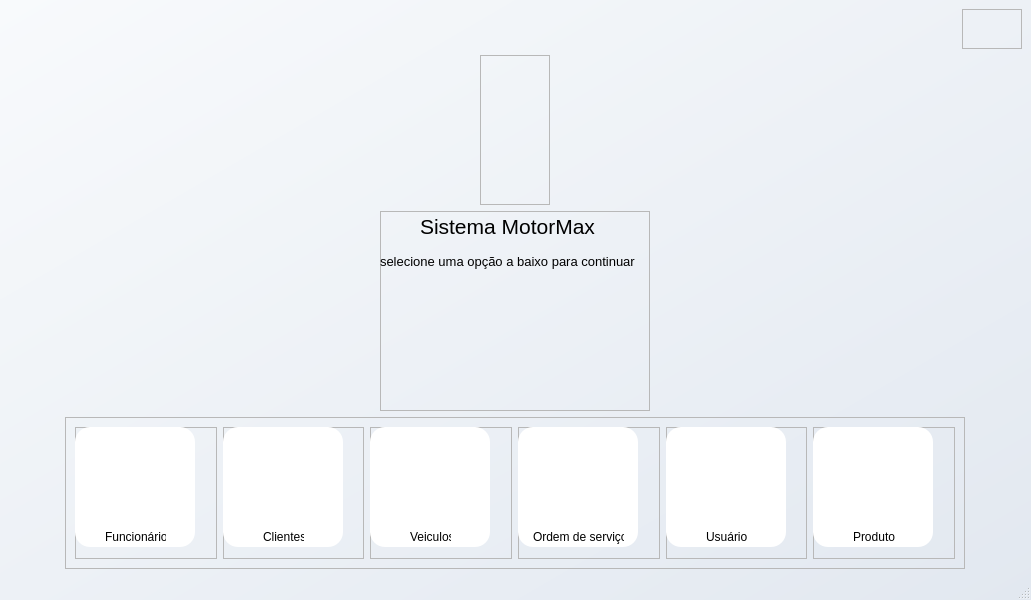
The window that Telas/tela_principal.ui (victorh241/motor-max) describes before a commit, drawn with Qt 5.
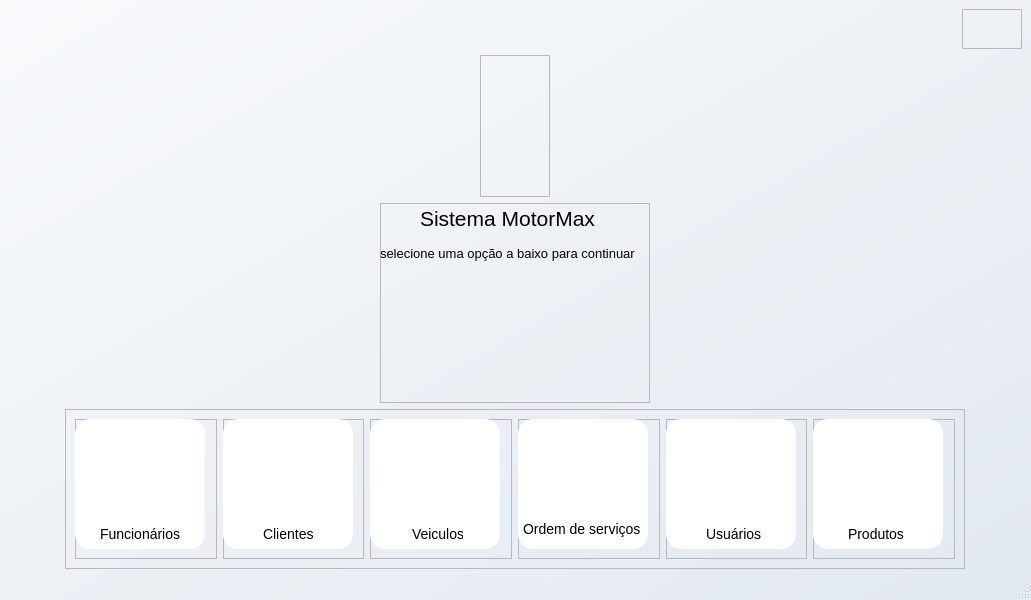
The same window after the commit. Icons and pictures are not drawn.

What changed in the file:
```diff
--- a/Telas/tela_principal.ui
+++ b/Telas/tela_principal.ui
@@ -178,7 +178,7 @@
       <property name="minimumSize">
        <size>
         <width>900</width>
-        <height>100</height>
+        <height>140</height>
        </size>
       </property>
       <property name="maximumSize">
@@ -207,8 +207,8 @@
            <rect>
             <x>0</x>
             <y>0</y>
-            <width>120</width>
-            <height>120</height>
+            <width>130</width>
+            <height>130</height>
            </rect>
           </property>
           <property name="cursor">
@@ -237,20 +237,25 @@
           </property>
           <property name="iconSize">
            <size>
-            <width>50</width>
-            <height>50</height>
+            <width>70</width>
+            <height>70</height>
            </size>
           </property>
          </widget>
          <widget class="QLabel" name="label_14">
           <property name="geometry">
            <rect>
-            <x>30</x>
-            <y>100</y>
-            <width>61</width>
+            <x>25</x>
+            <y>105</y>
+            <width>81</width>
             <height>20</height>
            </rect>
           </property>
+          <property name="styleSheet">
+           <string notr="true">QLabel{
+font-size: 14px;
+}</string>
+          </property>
           <property name="text">
            <string>Funcionários</string>
           </property>
@@ -273,8 +278,8 @@
            <rect>
             <x>0</x>
             <y>0</y>
-            <width>120</width>
-            <height>120</height>
+            <width>130</width>
+            <height>130</height>
            </rect>
           </property>
           <property name="cursor">
@@ -310,8 +315,8 @@
           </property>
           <property name="iconSize">
            <size>
-            <width>50</width>
-            <height>50</height>
+            <width>70</width>
+            <height>70</height>
            </size>
           </property>
          </widget>
@@ -319,11 +324,16 @@
           <property name="geometry">
            <rect>
             <x>40</x>
-            <y>100</y>
-            <width>41</width>
+            <y>105</y>
+            <width>51</width>
             <height>20</height>
            </rect>
           </property>
+          <property name="styleSheet">
+           <string notr="true">QLabel{
+font-size: 14px;
+}</string>
+          </property>
           <property name="text">
            <string>Clientes</string>
           </property>
@@ -343,8 +353,8 @@
            <rect>
             <x>0</x>
             <y>0</y>
-            <width>120</width>
-            <height>120</height>
+            <width>130</width>
+            <height>130</height>
            </rect>
           </property>
           <property name="maximumSize">
@@ -379,20 +389,25 @@
           </property>
           <property name="iconSize">
            <size>
-            <width>50</width>
-            <height>50</height>
+            <width>70</width>
+            <height>70</height>
            </size>
           </property>
          </widget>
          <widget class="QLabel" name="label_19">
           <property name="geometry">
            <rect>
-            <x>40</x>
-            <y>100</y>
-            <width>41</width>
+            <x>42</x>
+            <y>105</y>
+            <width>51</width>
             <height>20</height>
            </rect>
           </property>
+          <property name="styleSheet">
+           <string notr="true">QLabel{
+font-size: 14px;
+}</string>
+          </property>
           <property name="text">
            <string>Veiculos</string>
           </property>
@@ -401,6 +416,12 @@
        </item>
        <item>
         <widget class="QFrame" name="frame_4">
+         <property name="minimumSize">
+          <size>
+           <width>0</width>
+           <height>140</height>
+          </size>
+         </property>
          <property name="frameShape">
           <enum>QFrame::StyledPanel</enum>
          </property>
@@ -412,8 +433,8 @@
            <rect>
             <x>0</x>
             <y>0</y>
-            <width>120</width>
-            <height>120</height>
+            <width>130</width>
+            <height>130</height>
            </rect>
           </property>
           <property name="maximumSize">
@@ -448,20 +469,25 @@
           </property>
           <property name="iconSize">
            <size>
-            <width>50</width>
-            <height>50</height>
+            <width>70</width>
+            <height>70</height>
            </size>
           </property>
          </widget>
          <widget class="QLabel" name="label_16">
           <property name="geometry">
            <rect>
-            <x>15</x>
+            <x>5</x>
             <y>100</y>
-            <width>91</width>
+            <width>121</width>
             <height>20</height>
            </rect>
           </property>
+          <property name="styleSheet">
+           <string notr="true">QLabel{
+font-size: 14px;
+}</string>
+          </property>
           <property name="text">
            <string>Ordem de serviços</string>
           </property>
@@ -481,8 +507,8 @@
            <rect>
             <x>0</x>
             <y>0</y>
-            <width>120</width>
-            <height>120</height>
+            <width>130</width>
+            <height>130</height>
            </rect>
           </property>
           <property name="cursor">
@@ -511,8 +537,8 @@
           </property>
           <property name="iconSize">
            <size>
-            <width>50</width>
-            <height>50</height>
+            <width>70</width>
+            <height>70</height>
            </size>
           </property>
          </widget>
@@ -520,13 +546,15 @@
           <property name="geometry">
            <rect>
             <x>40</x>
-            <y>100</y>
-            <width>41</width>
+            <y>105</y>
+            <width>61</width>
             <height>20</height>
            </rect>
           </property>
           <property name="styleSheet">
-           <string notr="true"/>
+           <string notr="true">QLabel{
+font-size: 14px;
+}</string>
           </property>
           <property name="text">
            <string>Usuários</string>
@@ -547,8 +575,8 @@
            <rect>
             <x>0</x>
             <y>0</y>
-            <width>120</width>
-            <height>120</height>
+            <width>130</width>
+            <height>130</height>
            </rect>
           </property>
           <property name="cursor">
@@ -580,20 +608,25 @@
           </property>
           <property name="iconSize">
            <size>
-            <width>50</width>
-            <height>50</height>
+            <width>70</width>
+            <height>70</height>
            </size>
           </property>
          </widget>
          <widget class="QLabel" name="label_18">
           <property name="geometry">
            <rect>
-            <x>40</x>
-            <y>100</y>
-            <width>42</width>
+            <x>35</x>
+            <y>105</y>
+            <width>61</width>
             <height>20</height>
            </rect>
           </property>
+          <property name="styleSheet">
+           <string notr="true">QLabel{
+font-size: 14px;
+}</string>
+          </property>
           <property name="text">
            <string>Produtos</string>
           </property>
```
